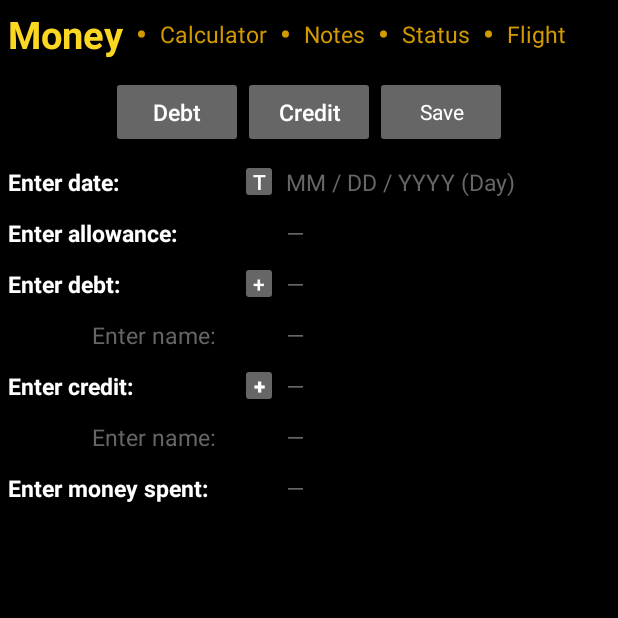
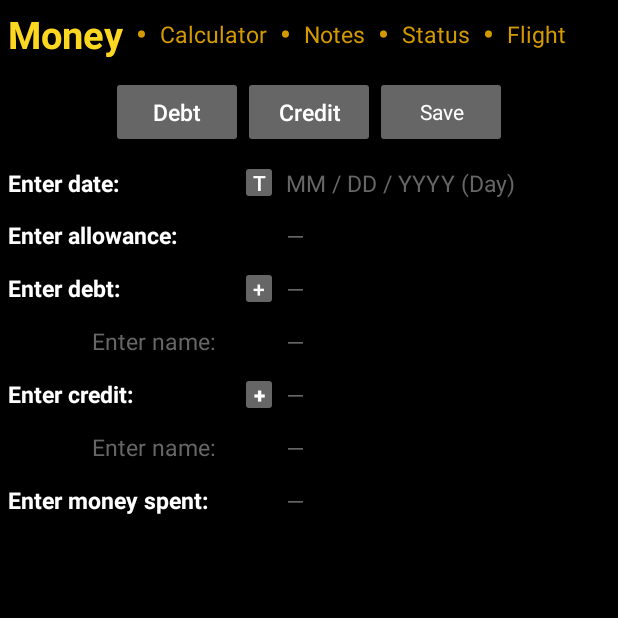
Before and after one commit to trono-wq/money, an Android app: the screen it shows after launch (Money), on a phone screen of 412 x 824 dp, the top half of it. Run offline under Robolectric (Android 15) with nearby library versions, the phone set to English and light mode, and no system bars.

Commit message:
debt, credit, status, money - edit layout height

```diff
--- a/app/src/main/res/layout/i_money.xml
+++ b/app/src/main/res/layout/i_money.xml
@@ -194,8 +194,8 @@
             android:id="@+id/scroll_view"
 
             android:layout_width="match_parent"
-            android:layout_height="wrap_content"
-            android:layout_weight="0"
+            android:layout_height="0dp"
+            android:layout_weight="1"
 
             android:fillViewport="false"
             android:scrollbars="vertical">
@@ -223,7 +223,7 @@
 
                         <LinearLayout
                             android:layout_width="match_parent"
-                            android:layout_height="wrap_content"
+                            android:layout_height="35dp"
                             android:gravity="center_vertical"
                             android:orientation="horizontal">
 
@@ -249,7 +249,7 @@
 
                         <TextView
                             android:layout_width="match_parent"
-                            android:layout_height="wrap_content"
+                            android:layout_height="35dp"
                             android:padding="5dp"
                             android:text="@string/m_lb_allowance"
                             android:textColor="#FFFFFF"
@@ -264,7 +264,7 @@
 
                             <TextView
                                 android:layout_width="0dp"
-                                android:layout_height="wrap_content"
+                                android:layout_height="35dp"
                                 android:layout_weight="1"
                                 android:padding="5dp"
                                 android:text="@string/m_lb_debt"
@@ -284,7 +284,7 @@
 
                         <TextView
                             android:layout_width="match_parent"
-                            android:layout_height="wrap_content"
+                            android:layout_height="35dp"
                             android:padding="5dp"
                             android:text="@string/m_lb_debt_n"
                             android:textColor="#666666"
@@ -299,7 +299,7 @@
 
                             <TextView
                                 android:layout_width="0dp"
-                                android:layout_height="wrap_content"
+                                android:layout_height="35dp"
                                 android:layout_weight="1"
                                 android:padding="5dp"
                                 android:text="@string/m_lb_credit"
@@ -320,7 +320,7 @@
 
                         <TextView
                             android:layout_width="match_parent"
-                            android:layout_height="wrap_content"
+                            android:layout_height="35dp"
                             android:padding="5dp"
                             android:text="@string/m_lb_credit_n"
                             android:textColor="#666666"
@@ -328,7 +328,7 @@
 
                         <TextView
                             android:layout_width="match_parent"
-                            android:layout_height="32dp"
+                            android:layout_height="35dp"
                             android:padding="5dp"
                             android:text="@string/m_lb_spent"
                             android:textColor="#FFFFFF"
@@ -346,8 +346,8 @@
 
                         <EditText
                             android:id="@+id/m_i_date"
-                            android:layout_width="285dp"
-                            android:layout_height="wrap_content"
+                            android:layout_width="match_parent"
+                            android:layout_height="35dp"
                             android:background="@null"
                             android:clickable="false"
                             android:focusable="false"
@@ -362,7 +362,7 @@
                         <EditText
                             android:id="@+id/m_i_allowance"
                             android:layout_width="match_parent"
-                            android:layout_height="wrap_content"
+                            android:layout_height="35dp"
                             android:background="@null"
                             android:hint="@string/m_i_allowance"
                             android:importantForAutofill="no"
@@ -375,7 +375,7 @@
                         <EditText
                             android:id="@+id/m_i_debt"
                             android:layout_width="match_parent"
-                            android:layout_height="wrap_content"
+                            android:layout_height="35dp"
                             android:background="@null"
                             android:hint="@string/m_i_debt"
                             android:importantForAutofill="no"
@@ -388,7 +388,7 @@
                         <EditText
                             android:id="@+id/m_i_debt_n"
                             android:layout_width="match_parent"
-                            android:layout_height="wrap_content"
+                            android:layout_height="35dp"
                             android:background="@null"
                             android:hint="@string/m_i_debt_n"
                             android:importantForAutofill="no"
@@ -401,7 +401,7 @@
                         <EditText
                             android:id="@+id/m_i_credit"
                             android:layout_width="match_parent"
-                            android:layout_height="wrap_content"
+                            android:layout_height="35dp"
                             android:background="@null"
                             android:hint="@string/m_i_credit"
                             android:importantForAutofill="no"
@@ -414,7 +414,7 @@
                         <EditText
                             android:id="@+id/m_i_credit_n"
                             android:layout_width="match_parent"
-                            android:layout_height="wrap_content"
+                            android:layout_height="35dp"
                             android:background="@null"
                             android:hint="@string/m_i_credit_n"
                             android:importantForAutofill="no"
@@ -427,7 +427,7 @@
                         <EditText
                             android:id="@+id/m_i_spent"
                             android:layout_width="match_parent"
-                            android:layout_height="wrap_content"
+                            android:layout_height="35dp"
                             android:background="@null"
                             android:hint="@string/m_i_spent"
                             android:importantForAutofill="no"
@@ -440,7 +440,5 @@
                 </LinearLayout>
             </LinearLayout>
         </ScrollView>
-
     </LinearLayout>
-
 </androidx.constraintlayout.widget.ConstraintLayout>
```
Also changed, not shown: app/src/main/res/layout/i_i_status.xml (+10 -10 lines), app/src/main/res/layout/iii_credit.xml (+8 -8 lines), app/src/main/res/layout/iii_debt.xml (+6 -6 lines).
